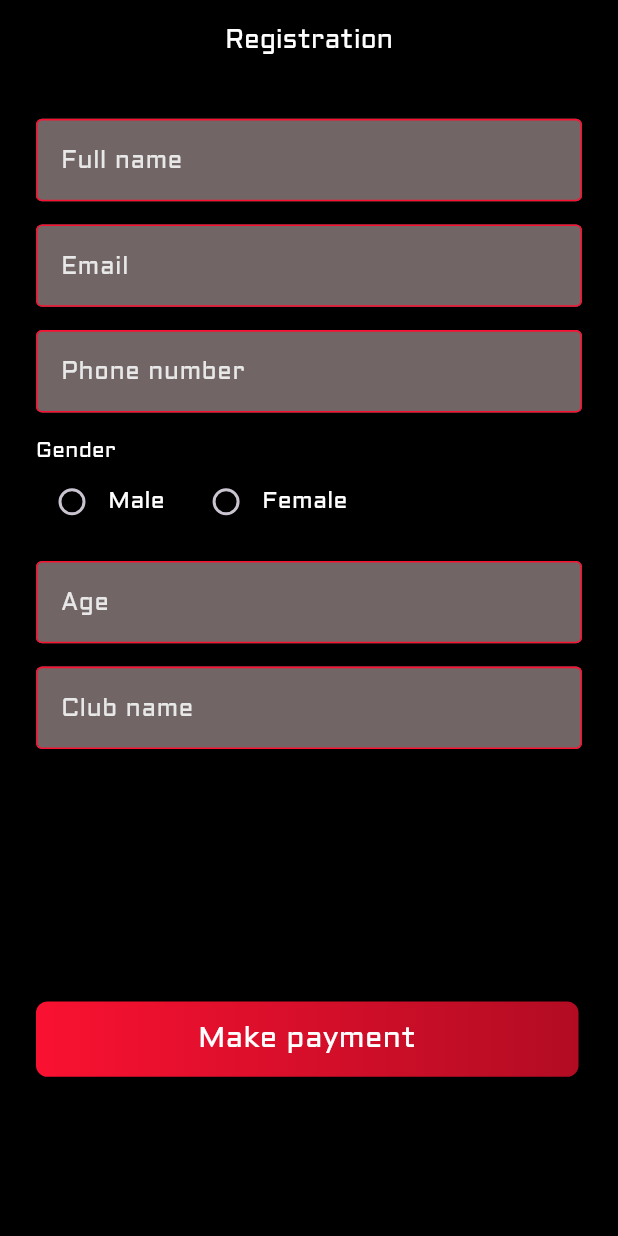
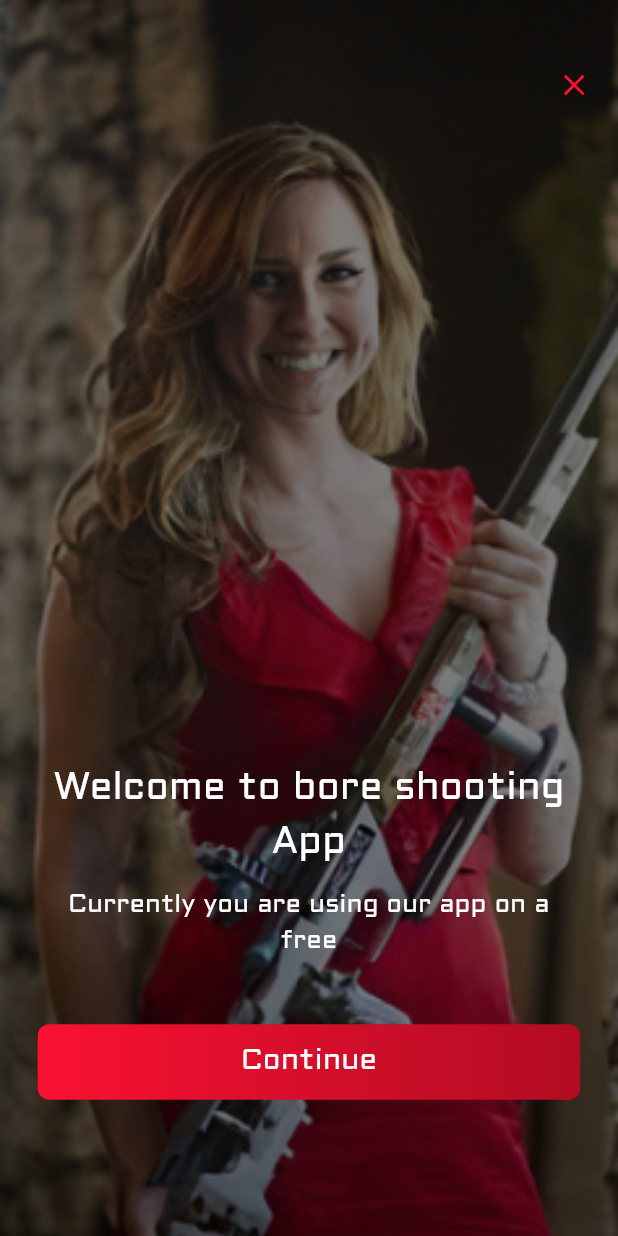
Before and after one commit to bdCalling-Sdt-hub/Shooter_App, a Flutter app: the screen it shows after launch, on a phone screen of 412 x 824 dp. Run offline on Flutter 3.47's test engine with Material 3 defaults, Android fonts, the phone set to English and light mode, and no system bars; our stand-ins replace awesome_bottom_bar, flutter_screenutil, flutter_svg, get, glassmorphism_ui, pin_code_fields.

Commit message:
FreetrialScreen  completed

```diff
--- a/lib/main.dart
+++ b/lib/main.dart
@@ -4,10 +4,10 @@ import 'package:get/get.dart';
 import 'package:shooter_app/themes/themes.dart';
 import 'package:shooter_app/views/screens/auth/verifyEmailScreen/verify_email_screen.dart';
 import 'package:shooter_app/views/screens/bottom_nav_bar/bottom_nav_bar.dart';
+import 'package:shooter_app/views/screens/freetrialScreen/freetrial_screen.dart';
 import 'package:shooter_app/views/screens/home/home_screen.dart';
 import 'package:shooter_app/views/screens/notification/notification_screen.dart';
 import 'routes/app_routes.dart';
-import 'views/screens/EditprofileScreen/editprofile_screen.dart';
 import 'views/screens/auth/forgetPasswordScreen/forget_password_screen.dart';
 import 'views/screens/onboardingsScreen/onboardings_screen.dart';
 import 'views/screens/registrationScreen/registration_screen.dart';
@@ -31,7 +31,7 @@ class MyApp extends StatelessWidget {
 
         // initialRoute: AppRoutes.notificationScreen,
         getPages: AppRoutes.routes,
-        home: RegistrationScreen(),
+        home: FreetrialScreen(),
       ),
       designSize: const Size(393, 852),
     );
--- a/lib/routes/app_routes.dart
+++ b/lib/routes/app_routes.dart
@@ -1,14 +1,15 @@
 import 'package:get/get.dart';
 import 'package:shooter_app/views/screens/splashScreen/splash_screen.dart';
-import '../views/screens/EditprofileScreen/editprofile_screen.dart';
 import '../views/screens/auth/log_in/log_in_screen.dart';
 import '../views/screens/auth/forgetPasswordScreen/forget_password_screen.dart';
 import '../views/screens/auth/setPasswordScreen/set_password_screen.dart';
 import '../views/screens/auth/sign_up/sign_up_screen.dart';
 import '../views/screens/auth/verifyEmailScreen/verify_email_screen.dart';
+import '../views/screens/freetrialScreen/freetrial_screen.dart';
 import '../views/screens/home/home_screen.dart';
 import '../views/screens/notification/notification_screen.dart';
 import '../views/screens/onboardingsScreen/onboardings_screen.dart';
+import '../views/screens/profile/editprofileScreen/editprofile_screen.dart';
 import '../views/screens/profile/profileScreen/profile_screen.dart';
 import '../views/screens/registrationScreen/registration_screen.dart';
 import '../views/screens/settings/aboutusScreen/aboutus_screen.dart';
@@ -39,6 +40,7 @@ class AppRoutes {
   static const String termsconditionsScreen = "/termsconditions_screen.dart";
   static const String aboutusScreen = "/aboutus_screen.dart";
   static const String registrationScreen = "/registration_screen.dart";
+  static const String freetrialScreen = "/freetrial_screen.dart";
 
   static List<GetPage> get routes => [
         GetPage(name: splashScreen, page: () => SplashScreen()),
@@ -61,5 +63,6 @@ class AppRoutes {
             name: termsconditionsScreen, page: () => TermsconditionsScreen()),
         GetPage(name: aboutusScreen, page: () => AboutusScreen()),
         GetPage(name: registrationScreen, page: () => RegistrationScreen()),
+        GetPage(name: freetrialScreen, page: () => FreetrialScreen()),
       ];
 }
--- a/lib/utils/app_string.dart
+++ b/lib/utils/app_string.dart
@@ -73,4 +73,9 @@ class AppString {
   static String clubName = "Club name";
   static String makePayment = "Make payment";
 
+//================> Freetrial Screen <====================
+  static String welcomeBore = "Welcome to bore shooting \nApp";
+  static String currentlyYou = "Currently you are using our app on a free \ntrial for 10 days!";
+  static String continueS = "Continue";
+
 }
--- a/lib/views/screens/auth/setPasswordScreen/set_password_screen.dart
+++ b/lib/views/screens/auth/setPasswordScreen/set_password_screen.dart
@@ -4,7 +4,6 @@ import 'package:flutter_svg/flutter_svg.dart';
 import 'package:get/get.dart';
 import 'package:shooter_app/views/widgets/custom_text_field.dart';
 import '../../../../routes/app_routes.dart';
-import '../../../../utils/app_colors.dart';
 import '../../../../utils/app_icons.dart';
 import '../../../../utils/app_images.dart';
 import '../../../../utils/app_string.dart';
@@ -65,16 +64,12 @@ class SetPasswordScreen extends StatelessWidget {
                 const Spacer(),
                 CustomText(
                   text: AppString.setPassword,
-                  fontWeight: FontWeight.w400,
                   fontsize: 18.h,
-                  fontName: 'Aldrich',
                 ),
                 SizedBox(height: 12.h),
                 CustomText(
                   text: AppString.yourEmail,
-                  fontWeight: FontWeight.w400,
                   fontsize: 16.h,
-                  fontName: 'Aldrich',
                 ),
                 SizedBox(height: 16.h),
                 //================================>TextFormField Method <=======================
--- /dev/null
+++ b/lib/views/screens/freetrialScreen/freetrial_screen.dart
@@ -0,0 +1,90 @@
+import 'package:flutter/material.dart';
+import 'package:flutter_screenutil/flutter_screenutil.dart';
+import 'package:get/get.dart';
+import 'package:shooter_app/utils/app_colors.dart';
+import '../../../routes/app_routes.dart';
+import '../../../utils/app_images.dart';
+import '../../../utils/app_string.dart';
+import '../../../utils/dimentions.dart';
+import '../../widgets/custom_button.dart';
+import '../../widgets/custom_text.dart';
+
+class FreetrialScreen extends StatelessWidget {
+  const FreetrialScreen({super.key});
+
+  @override
+  Widget build(BuildContext context) {
+    return Scaffold(
+        resizeToAvoidBottomInset: false,
+        extendBody: true,
+        backgroundColor: Colors.black,
+        body: Stack(children: [
+          //================================> Background Image and Back Arrow Section <=======================
+          Opacity(
+            opacity: 0.5,
+            child: Container(
+              width: double.infinity,
+              decoration: const BoxDecoration(
+                image: DecorationImage(
+                    image: AssetImage(AppImages.onboardingsBg),
+                    fit: BoxFit.cover),
+              ),
+            ),
+          ),
+          Padding(
+            padding: EdgeInsets.symmetric(horizontal: 5.w),
+            child: Column(
+              mainAxisAlignment: MainAxisAlignment.start,
+              children: [
+                SizedBox(height: 34.h),
+                Align(
+                  alignment: Alignment.topRight,
+                  child: IconButton(
+                    alignment: Alignment.centerLeft,
+                    icon: Icon(
+                      Icons.close,
+                      color: AppColors.primaryColor,
+                    ),
+                    onPressed: () {
+                      Get.back();
+                    },
+                  ),
+                ),
+              ],
+            ),
+          ),
+          Padding(
+            padding: const EdgeInsets.symmetric(
+                horizontal: Dimensions.paddingSizeDefault),
+            child: Column(
+              mainAxisAlignment: MainAxisAlignment.center,
+              children: [
+                //================================> Body Strings Section <=======================
+
+                const Spacer(),
+                CustomText(
+                  text: AppString.welcomeBore,
+                  maxline: 2,
+                  fontsize: 24.sp,
+                ),
+                SizedBox(height: 12.h),
+                CustomText(
+                  text: AppString.currentlyYou,
+                  maxline: 2,
+                  fontsize: 16.sp,
+                ),
+                SizedBox(height: 44.h),
+                CustomButton(
+                  title: AppString.continueS,
+                  onpress: () {
+                    //Get.toNamed(AppRoutes.signUpScreen);
+                  },
+                ),
+                SizedBox(height: 94.h),
+              ],
+            ),
+          ),
+        ]));
+    ;
+  }
+}
```
